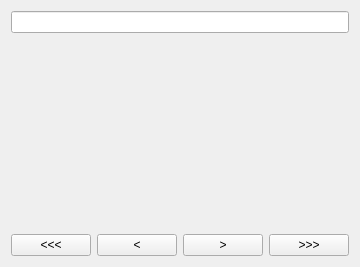
Qt form bin/data/ui/3dcanvassource.ui (realXtend/tundra) before a commit.
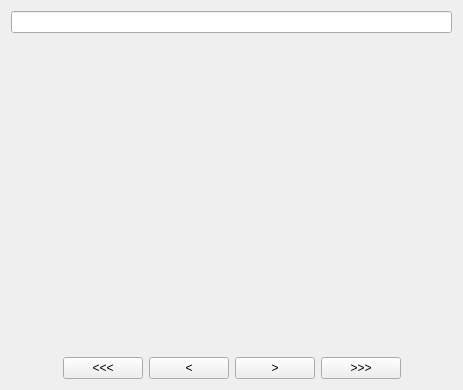
The same form after that commit.

What changed in the file:
```diff
--- a/bin/data/ui/3dcanvassource.ui
+++ b/bin/data/ui/3dcanvassource.ui
@@ -6,8 +6,8 @@
    <rect>
     <x>0</x>
     <y>0</y>
-    <width>350</width>
-    <height>267</height>
+    <width>463</width>
+    <height>390</height>
    </rect>
   </property>
   <property name="windowTitle">
@@ -40,6 +40,17 @@
        <verstretch>0</verstretch>
       </sizepolicy>
      </property>
+     <layout class="QVBoxLayout" name="verticalLayout_3">
+      <property name="spacing">
+       <number>0</number>
+      </property>
+      <property name="margin">
+       <number>0</number>
+      </property>
+      <item>
+       <layout class="QVBoxLayout" name="widget_placeholder_layout"/>
+      </item>
+     </layout>
     </widget>
    </item>
    <item>
```
